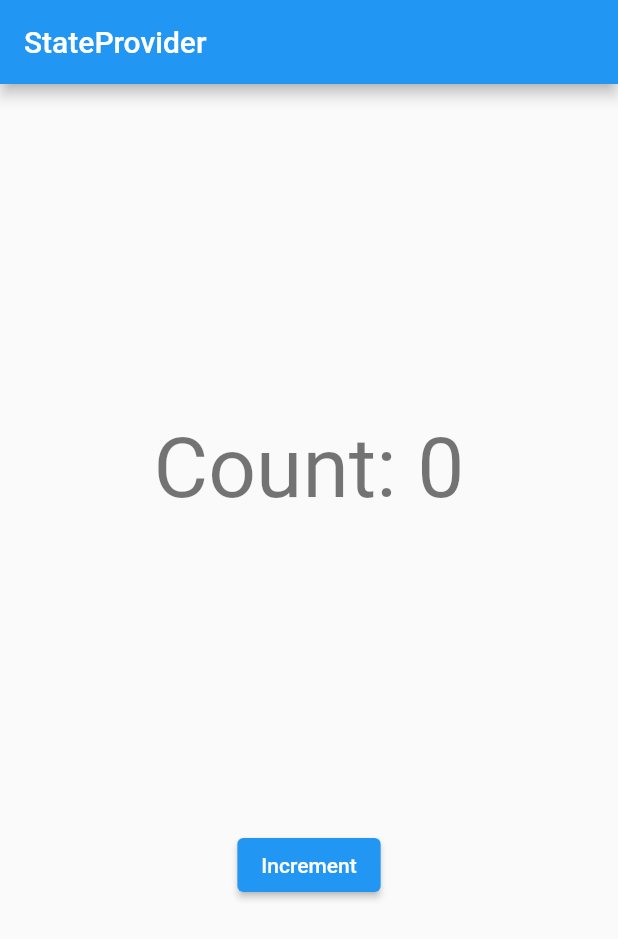
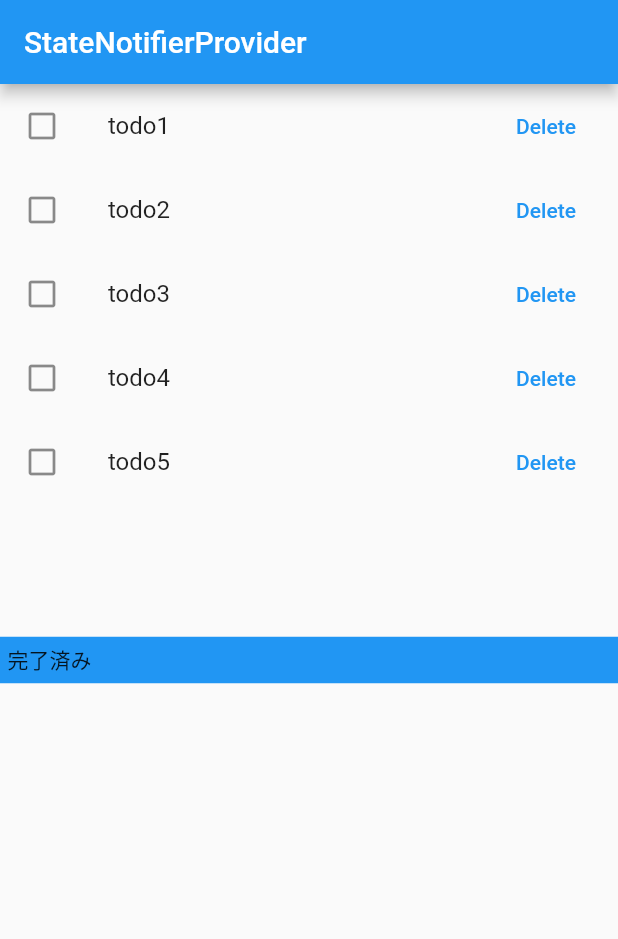
Before and after one commit to trm11tkr/riverpod-practice, a Flutter app: the screen it shows after launch, on a phone screen of 412 x 824 dp. Shown: the top 939 px of the screen. Run offline on Flutter 3.47's test engine with Material 2 defaults, Android fonts, the phone set to English and light mode, and no system bars; our stand-ins replace freezed_annotation, hooks_riverpod.

Commit message:
StateNotifierProviderの追加

```diff
--- a/lib/main.dart
+++ b/lib/main.dart
@@ -1,6 +1,7 @@
 import 'package:flutter/material.dart';
 import 'package:hooks_riverpod/hooks_riverpod.dart';
 import 'package:riverpod_practice/riverpod/provider.dart';
+import 'package:riverpod_practice/riverpod/state_notifier_provider/state_notifier_provider.dart';
 import 'package:riverpod_practice/riverpod/state_provider.dart';
 
 void main() {
@@ -17,7 +18,7 @@ class MyApp extends StatelessWidget {
       theme: ThemeData(
         primarySwatch: Colors.blue,
       ),
-      home: const StateProviderPage(),
+      home: const StateNotifierProviderPage(),
     );
   }
 }
--- /dev/null
+++ b/lib/riverpod/state_notifier_provider/entities/todo_list_notitifer.dart
@@ -0,0 +1,43 @@
+import 'package:hooks_riverpod/hooks_riverpod.dart';
+import 'package:riverpod_practice/riverpod/state_notifier_provider/entities/todo.dart';
+
+final todoListNotifierProvider =
+StateNotifierProvider<TodoListNotifier, List<Todo>>((ref) {
+  return TodoListNotifier();
+});
+
+class TodoListNotifier extends StateNotifier<List<Todo>> {
+  TodoListNotifier()
+      : super(const [
+    // サンプルのTodoを挿入
+    Todo(id: '1', title: 'todo1'),
+    Todo(id: '2', title: 'todo2'),
+    Todo(id: '3', title: 'todo3'),
+    Todo(id: '4', title: 'todo4'),
+    Todo(id: '5', title: 'todo5'),
+  ]);
+
+  /// 新しいTODOを追加するメソッド
+  void add(Todo todo) {
+    state = [...state, todo];
+  }
+
+  /// IDを指定して、TODOを削除するメソッド
+  void remove(String todoId) {
+    state = [
+      for (final todo in state)
+        if (todo.id != todoId) todo,
+    ];
+  }
+
+  /// IDを指定して、TODOの完了状態を切り替えるメソッド
+  void toggle(String todoId) {
+    state = [
+      for (final todo in state)
+        if (todo.id == todoId)
+          todo.copyWith(isCompleted: !todo.isCompleted)
+        else
+          todo,
+    ];
+  }
+}
--- a/lib/riverpod/state_notifier_provider/state_notifier_provider.dart
+++ b/lib/riverpod/state_notifier_provider/state_notifier_provider.dart
@@ -0,0 +1,73 @@
+import 'package:flutter/material.dart';
+import 'package:hooks_riverpod/hooks_riverpod.dart';
+
+import 'entities/todo_list_notitifer.dart';
+
+class StateNotifierProviderPage extends ConsumerWidget {
+  const StateNotifierProviderPage({
+    super.key,
+  });
+
+  static const String title = 'StateNotifierProvider';
+  static const String routeName = 'state-notifier-provider';
+
+  @override
+  Widget build(BuildContext context, WidgetRef ref) {
+    // StateNotifierProviderを読み取る。watchを使用しているので、
+    // state（状態）であるTODOリストが更新されると、buildメソッドが再実行されて画面が更新される
+    final todoList = ref.watch(todoListNotifierProvider);
+    // TodoListNotifier を使用する場合は `.notifier` を付けてProviderを読み取る
+    final notifier = ref.watch(todoListNotifierProvider.notifier);
+    return Scaffold(
+      appBar: AppBar(title: const Text(title)),
+      body: Column(
+        children: [
+          Expanded(
+            child: ListView.builder(
+              itemCount: todoList.length,
+              itemBuilder: (context, index) {
+                final todo = todoList[index];
+                return ListTile(
+                  // TodoのタイトルをTextで表示
+                  title: Text(todo.title),
+                  leading: Icon(
+                    todo.isCompleted
+                        ? Icons.check_box
+                        : Icons.check_box_outline_blank,
+                  ),
+                  trailing: TextButton(
+                    onPressed: () => notifier.remove(todo.id),
+                    child: const Text('Delete'),
+                  ),
+                  // タップでTODOの完了状態を切り替える
+                  onTap: () => notifier.toggle(todo.id),
+                );
+              },
+            ),
+          ),
+          Container(
+            padding: const EdgeInsets.all(5.0),
+            width: double.infinity,
+            color: Colors.blue,
+            child: const Text('完了済み'),
+          ),
+          Expanded(
+            child: ListView.builder(
+              itemCount: todoList.length,
+              itemBuilder: (context, index) {
+                final todo = todoList[index];
+                // isCompleted = trueのTODOだけ表示
+                return todo.isCompleted
+                    ? ListTile(
+                        // TodoのタイトルをTextで表示
+                        title: Text(todo.title),
+                      )
+                    : const SizedBox();
+              },
+            ),
+          ),
+        ],
+      ),
+    );
+  }
+}
```
